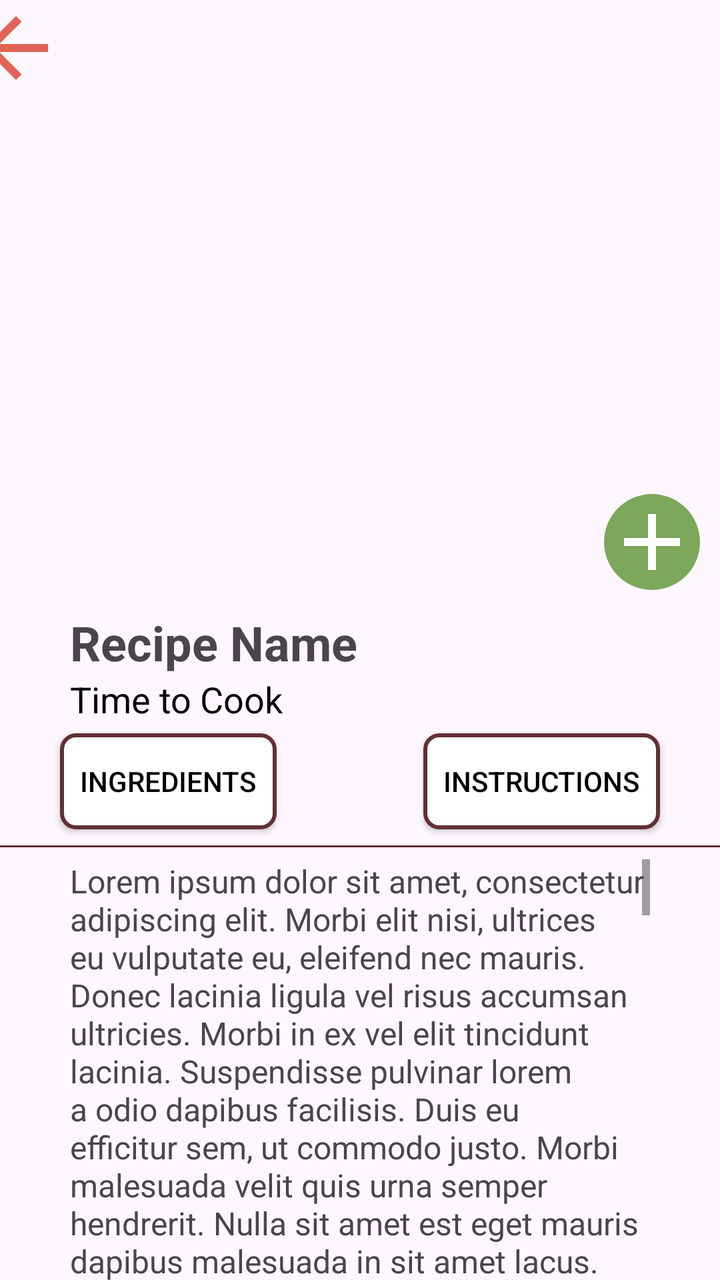
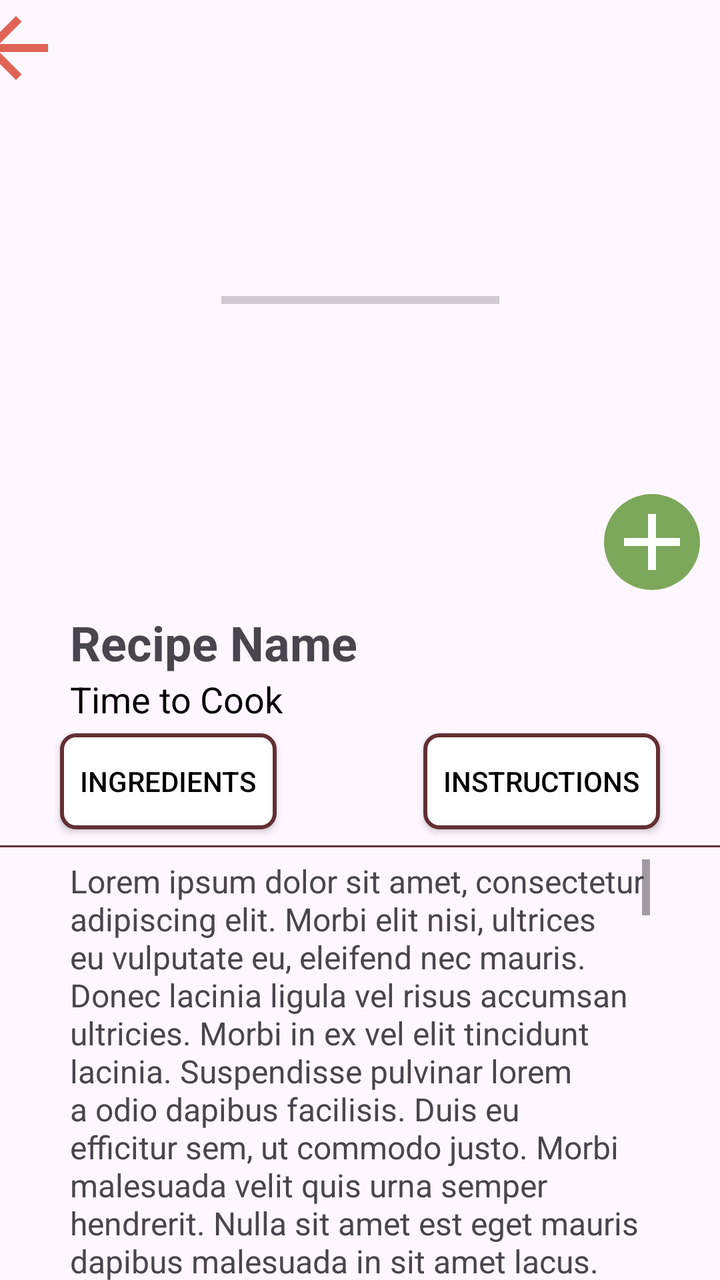

Two renders of the same Android screen: before a commit and after it. Below are the layout's source before the change and the commit's diff.
<!-- AndroidManifest.xml: application theme Theme.MealPlannerApp -->
<!-- res/layout/fragment_recipe_details.xml -->
<androidx.constraintlayout.widget.ConstraintLayout xmlns:android="http://schemas.android.com/apk/res/android"
    xmlns:app="http://schemas.android.com/apk/res-auto"
    xmlns:tools="http://schemas.android.com/tools"
    android:layout_width="match_parent"
    android:layout_height="match_parent"
    tools:context=".RecipeDetailFragment">

    <ImageView
        android:id="@+id/imageViewRecipe"
        android:layout_width="match_parent"
        android:layout_height="300dp"
        android:contentDescription="Recipe Image"
        android:scaleType="centerCrop"
        app:layout_constraintEnd_toEndOf="parent"
        app:layout_constraintHorizontal_bias="0.0"
        app:layout_constraintStart_toStartOf="parent"
        app:layout_constraintTop_toTopOf="parent" />

    <ImageButton
        android:id="@+id/imageButtonBack"
        style="@style/Widget.AppCompat.ImageButton"
        android:layout_width="48dp"
        android:layout_height="48dp"
        android:layout_marginEnd="345dp"
        android:layout_marginBottom="252dp"
        android:scaleType="fitStart"
        android:background="#00FFFFFF"
        android:backgroundTint="#00FFFFFF"
        android:contentDescription="Return"
        android:src="@drawable/back_arrow"
        app:tint="@color/reddishOrange"
        app:layout_constraintBottom_toBottomOf="@+id/imageViewRecipe"
        app:layout_constraintEnd_toEndOf="@+id/imageViewRecipe"
        app:layout_constraintStart_toStartOf="@+id/imageViewRecipe"
        app:layout_constraintTop_toTopOf="@+id/imageViewRecipe" />

    <ImageButton
        android:id="@+id/imageButtonAdd"
        style="@style/Widget.AppCompat.ImageButton"
        android:layout_width="48dp"
        android:layout_height="48dp"
        android:layout_marginEnd="10dp"
        android:layout_marginBottom="5dp"
        android:background="@drawable/green_circle"
        android:contentDescription="Add"
        android:scaleType="fitStart"
        android:src="@drawable/add"
        app:layout_constraintBottom_toBottomOf="@+id/imageViewRecipe"
        app:layout_constraintEnd_toEndOf="parent"
        app:tint="@color/white" />

    <TextView
        android:id="@+id/textViewRecipeTitle"
        android:layout_width="wrap_content"
        android:layout_height="wrap_content"
        android:layout_marginStart="35dp"
        android:layout_marginTop="5dp"
        android:text="Recipe Name"
        android:textSize="24sp"
        android:textStyle="bold"
        app:layout_constraintStart_toStartOf="parent"
        app:layout_constraintTop_toBottomOf="@id/imageViewRecipe" />

    <TextView
        android:id="@+id/textViewCookTime"
        android:layout_width="wrap_content"
        android:layout_height="wrap_content"
        android:layout_marginStart="35dp"
        android:text="Time to Cook"
        android:textColor="@color/black"
        android:textSize="18sp"
        app:layout_constraintStart_toStartOf="parent"
        app:layout_constraintTop_toBottomOf="@id/textViewRecipeTitle" />

    <androidx.appcompat.widget.AppCompatButton
        android:id="@+id/buttonIngredients"
        android:layout_width="wrap_content"
        android:layout_height="wrap_content"
        android:layout_marginStart="30dp"
        android:layout_marginTop="5dp"
        android:background="@drawable/bg_button"
        android:textColor="@color/button_text_color"
        android:text="Ingredients"
        app:layout_constraintStart_toStartOf="parent"
        app:layout_constraintTop_toBottomOf="@+id/textViewCookTime" />

    <androidx.appcompat.widget.AppCompatButton
        android:id="@+id/buttonInstructions"
        android:layout_width="wrap_content"
        android:layout_height="wrap_content"
        android:layout_marginTop="5dp"
        android:layout_marginEnd="30dp"
        android:background="@drawable/bg_button"
        android:text="Instructions"
        android:textColor="@color/button_text_color"
        app:layout_constraintEnd_toEndOf="parent"
        app:layout_constraintTop_toBottomOf="@+id/textViewCookTime" />

    <View
        android:id="@+id/viewSeparator"
        android:layout_width="match_parent"
        android:layout_height="1dp"
        android:paddingLeft="35dp"
        android:paddingRight="35dp"
        android:background="@color/darkRed"
        android:layout_marginTop="8dp"
        app:layout_constraintTop_toBottomOf="@+id/buttonInstructions"
        app:layout_constraintStart_toStartOf="parent"
        app:layout_constraintEnd_toEndOf="parent"/>

    <TextView
        android:id="@+id/textViewInstructions"
        android:layout_width="wrap_content"
        android:layout_height="wrap_content"
        android:layout_marginTop="15dp"
        android:maxLines="11"
        android:paddingLeft="35dp"
        android:paddingRight="35dp"
        android:scrollbars="vertical"
        android:text="@string/placeholder_string"
        android:textSize="16sp"
        app:layout_constraintEnd_toEndOf="parent"
        app:layout_constraintStart_toStartOf="parent"
        app:layout_constraintTop_toBottomOf="@+id/buttonIngredients" />

    <androidx.recyclerview.widget.RecyclerView
        android:id="@+id/recyclerViewIngredients"
        android:layout_width="0dp"
        android:layout_height="220dp"
        android:paddingLeft="35dp"
        android:paddingRight="35dp"
        app:layout_constraintBottom_toBottomOf="parent"
        app:layout_constraintEnd_toEndOf="parent"
        app:layout_constraintHorizontal_bias="0.51"
        app:layout_constraintStart_toStartOf="parent"
        app:layout_constraintTop_toBottomOf="@+id/buttonIngredients"
        app:layout_constraintVertical_bias="1.0" />

</androidx.constraintlayout.widget.ConstraintLayout>
<!-- resources referenced by this layout -->
<resources>
  <color name="black">#FF000000</color>
  <color name="darkRed">#622f34</color>
  <color name="reddishOrange">#e06456</color>
  <color name="white">#FFFFFFFF</color>
  <!-- drawable green_circle (drawable) -->
  <?xml version="1.0" encoding="utf-8"?>
  <shape xmlns:android="http://schemas.android.com/apk/res/android" android:shape="oval">
      <solid android:color="@color/green"/>
      <size android:width="56dp" android:height="56dp"/>
  </shape>
  <string name="placeholder_string">
  Lorem ipsum dolor sit amet, consectetur adipiscing elit. Morbi elit nisi, ultrices eu vulputate eu, eleifend nec mauris. Donec lacinia ligula vel risus accumsan ultricies. Morbi in ex vel elit tincidunt lacinia. Suspendisse pulvinar lorem a odio dapibus facilisis. Duis eu efficitur sem, ut commodo justo. Morbi malesuada velit quis urna semper hendrerit. Nulla sit amet est eget mauris dapibus malesuada in sit amet lacus. Sed vitae tempus orci, at vulputate magna. Mauris sollicitudin gravida dolor finibus elementum.
  
  Phasellus pellentesque orci dui, vel finibus libero fermentum sed. Aenean quis nisi cursus, dignissim mauris sit amet, consectetur neque. Quisque nec eleifend odio. Vivamus efficitur sodales ex, non ornare metus cursus vitae. Praesent semper leo at elit dictum, vitae lobortis neque consectetur. Duis porta mauris non tortor malesuada, et auctor dui malesuada. Morbi quis lorem aliquam, dictum arcu ut, fringilla nulla. Vivamus porttitor massa vel nunc finibus, in imperdiet sapien viverra. Nunc rutrum tempor ante sed bibendum. Orci varius natoque penatibus et magnis dis parturient montes, nascetur ridiculus mus. Nunc massa dolor, accumsan in vehicula et, efficitur at metus. Morbi libero neque, viverra et sapien id, mattis gravida turpis. Donec gravida rutrum enim et semper. Nulla quis eros dictum, interdum dui non, ornare lorem.
  
  In tincidunt ante sagittis massa tristique eleifend. Quisque bibendum massa sed purus mollis, ut accumsan arcu egestas. Proin eget ultricies felis. Nullam blandit sit amet ex at sodales. Praesent ullamcorper nisi tellus, at auctor nibh interdum at. Ut vitae sapien non odio fermentum viverra gravida vel risus. Vestibulum enim ipsum, suscipit in tellus eu, venenatis rhoncus elit.
  
  Duis felis purus, congue nec turpis a, blandit rhoncus mauris. Maecenas eu commodo odio. Aliquam a euismod ligula, in dignissim massa. Praesent euismod luctus ornare. Donec porta vestibulum libero, sit amet mattis diam tempus pretium. Donec pulvinar diam in risus condimentum commodo. Vivamus egestas sagittis turpis. Sed dignissim nibh ut hendrerit ultricies. Nulla sagittis sapien sem, eu vehicula nunc tempor et. Duis tincidunt, nibh ac fermentum tincidunt, nibh purus commodo metus, molestie tempor turpis sem et dolor. Sed odio odio, tristique quis elit vel, tristique rhoncus est. Phasellus vestibulum, justo eget porta ullamcorper, nunc purus auctor velit, sed venenatis leo metus vel turpis. Phasellus nisi tellus, dictum vel tincidunt non, scelerisque dignissim sem. Donec gravida eros gravida lobortis gravida.
  
  Mauris venenatis quam ac dictum pretium. Nulla sed lectus lorem. Pellentesque tincidunt pretium augue, eu scelerisque massa venenatis sit amet. Phasellus ullamcorper erat pellentesque massa tincidunt vehicula. Phasellus rutrum odio ac lobortis laoreet. Suspendisse pellentesque arcu non sapien commodo placerat. Vivamus mattis mauris non dolor commodo, id accumsan eros ultricies. Maecenas in dignissim felis. Nam ac nibh ipsum. Praesent ut lacus interdum, fermentum leo sed, volutpat erat. Nullam vel velit at nibh condimentum congue non a sem. Maecenas nunc lorem, rutrum ut dictum in, volutpat ac nulla. </string>
  <style name="Theme.MealPlannerApp" parent="Base.Theme.MealPlannerApp" />
  <color name="green">#7da75b</color>
  <color name="orange">#feaf66</color>
  <!-- unchanged entries left out for length: 6 -->
</resources>

<!-- the commit's change to res/layout/fragment_recipe_details.xml (unified diff, before → after) -->
@@ -136,4 +136,14 @@
         app:layout_constraintTop_toBottomOf="@+id/buttonIngredients"
         app:layout_constraintVertical_bias="1.0" />
 
+    <ProgressBar
+        android:id="@+id/progressBar2"
+        style="?android:attr/progressBarStyleHorizontal"
+        android:layout_width="139dp"
+        android:layout_height="25dp"
+        app:layout_constraintBottom_toBottomOf="@+id/imageViewRecipe"
+        app:layout_constraintEnd_toEndOf="@+id/imageViewRecipe"
+        app:layout_constraintStart_toStartOf="parent"
+        app:layout_constraintTop_toTopOf="@+id/imageViewRecipe" />
+
 </androidx.constraintlayout.widget.ConstraintLayout>
